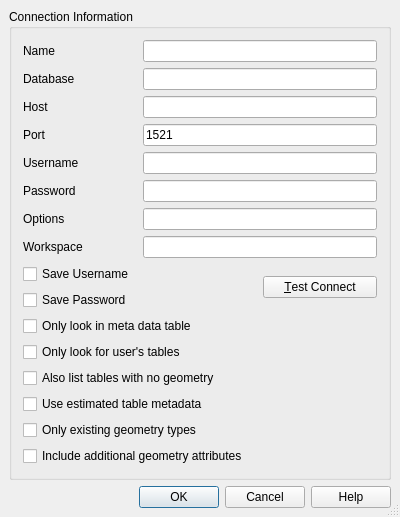
qgis/QGIS, file src/ui/qgsoraclenewconnectionbase.ui: the form before one commit.
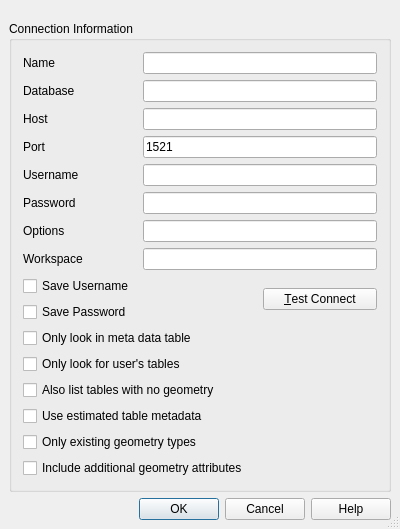
The form after the commit. Custom widgets are drawn as their Qt base class.

Commit message: use messagebar to report test connection results in the Add new Oracle connection dialog

```diff
--- a/src/ui/qgsoraclenewconnectionbase.ui
+++ b/src/ui/qgsoraclenewconnectionbase.ui
@@ -7,7 +7,7 @@
     <x>0</x>
     <y>0</y>
     <width>400</width>
-    <height>513</height>
+    <height>529</height>
    </rect>
   </property>
   <property name="sizePolicy">
@@ -41,14 +41,14 @@
    <property name="spacing">
     <number>6</number>
    </property>
-   <item row="1" column="0">
+   <item row="2" column="0">
     <widget class="QDialogButtonBox" name="buttonBox">
      <property name="standardButtons">
       <set>QDialogButtonBox::Cancel|QDialogButtonBox::Help|QDialogButtonBox::Ok</set>
      </property>
     </widget>
    </item>
-   <item row="0" column="0">
+   <item row="1" column="0">
     <widget class="QGroupBox" name="GroupBox1">
      <property name="title">
       <string>Connection Information</string>
@@ -277,6 +277,9 @@
      </layout>
     </widget>
    </item>
+   <item row="0" column="0">
+    <widget class="QgsMessageBar" name="bar" native="true"/>
+   </item>
   </layout>
  </widget>
  <layoutdefault spacing="6" margin="11"/>
@@ -286,6 +289,12 @@
    <extends>QLineEdit</extends>
    <header>qgspasswordlineedit.h</header>
   </customwidget>
+  <customwidget>
+   <class>QgsMessageBar</class>
+   <extends>QWidget</extends>
+   <header>qgsmessagebar.h</header>
+   <container>1</container>
+  </customwidget>
  </customwidgets>
  <tabstops>
   <tabstop>txtName</tabstop>
```
The commit also changes 1 other file.
